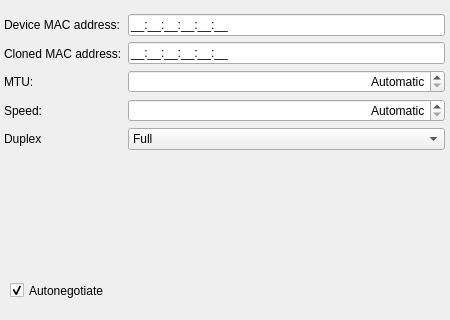
Above: connection-editor/ui/wiredconnectionwidget.ui from KDE/networkmanagement before the change. Below: the same form after it.
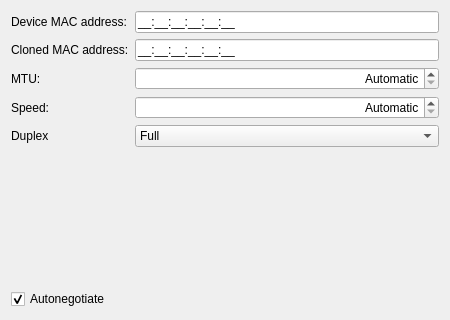
That is the form after the change. Custom widgets are drawn as their Qt base class.

```diff
--- a/connection-editor/ui/wiredconnectionwidget.ui
+++ b/connection-editor/ui/wiredconnectionwidget.ui
@@ -13,87 +13,42 @@
   <property name="windowTitle">
    <string/>
   </property>
-  <widget class="QCheckBox" name="autonegotiate">
-   <property name="geometry">
-    <rect>
-     <x>10</x>
-     <y>280</y>
-     <width>141</width>
-     <height>21</height>
-    </rect>
-   </property>
-   <property name="text">
-    <string>Autonegotiate</string>
-   </property>
-   <property name="checked">
-    <bool>true</bool>
-   </property>
-   <property name="tristate">
-    <bool>false</bool>
-   </property>
-  </widget>
-  <widget class="QWidget" name="layoutWidget">
-   <property name="geometry">
-    <rect>
-     <x>4</x>
-     <y>14</y>
-     <width>441</width>
-     <height>260</height>
-    </rect>
-   </property>
-   <layout class="QVBoxLayout" name="verticalLayout_3">
-    <item>
-     <layout class="QHBoxLayout" name="horizontalLayout">
-      <item>
-       <layout class="QVBoxLayout" name="verticalLayout_2">
-        <item>
+  <layout class="QFormLayout" name="formLayout">
+   <item row="0" column="0">
          <widget class="QLabel" name="label">
           <property name="text">
            <string>Device MAC address:</string>
           </property>
          </widget>
         </item>
-        <item>
+   <item row="0" column="1">
+    <widget class="QLineEdit" name="macAddress">
+     <property name="sizePolicy">
+      <sizepolicy hsizetype="MinimumExpanding" vsizetype="Fixed">
+       <horstretch>0</horstretch>
+       <verstretch>0</verstretch>
+      </sizepolicy>
+     </property>
+     <property name="inputMask">
+      <string notr="true">HH:HH:HH:HH:HH:HH;_</string>
+     </property>
+    </widget>
+   </item>
+   <item row="1" column="0">
          <widget class="QLabel" name="label_2">
           <property name="text">
            <string>Cloned MAC address:</string>
           </property>
          </widget>
         </item>
-        <item>
-         <widget class="QLabel" name="label_3">
-          <property name="text">
-           <string>MTU:</string>
-          </property>
-         </widget>
-        </item>
-        <item>
-         <widget class="QLabel" name="speedLabel">
-          <property name="text">
-           <string>Speed:</string>
-          </property>
-         </widget>
-        </item>
-        <item>
-         <widget class="QLabel" name="duplexLabel">
-          <property name="text">
-           <string>Duplex</string>
-          </property>
-         </widget>
-        </item>
-       </layout>
-      </item>
-      <item>
-       <layout class="QVBoxLayout" name="verticalLayout">
-        <item>
-         <widget class="QLineEdit" name="macAddress">
-          <property name="inputMask">
-           <string notr="true">HH:HH:HH:HH:HH:HH;_</string>
-          </property>
-         </widget>
-        </item>
-        <item>
+   <item row="1" column="1">
          <widget class="QLineEdit" name="clonedMacAddress">
+     <property name="sizePolicy">
+      <sizepolicy hsizetype="MinimumExpanding" vsizetype="Fixed">
+       <horstretch>0</horstretch>
+       <verstretch>0</verstretch>
+      </sizepolicy>
+     </property>
           <property name="inputMask">
            <string notr="true">HH:HH:HH:HH:HH:HH;_</string>
           </property>
@@ -102,8 +57,21 @@
           </property>
          </widget>
         </item>
-        <item>
+   <item row="2" column="0">
+    <widget class="QLabel" name="label_3">
+     <property name="text">
+      <string>MTU:</string>
+     </property>
+    </widget>
+   </item>
+   <item row="2" column="1">
          <widget class="KIntSpinBox" name="mtu">
+     <property name="sizePolicy">
+      <sizepolicy hsizetype="MinimumExpanding" vsizetype="Fixed">
+       <horstretch>0</horstretch>
+       <verstretch>0</verstretch>
+      </sizepolicy>
+     </property>
           <property name="alignment">
            <set>Qt::AlignRight|Qt::AlignTrailing|Qt::AlignVCenter</set>
           </property>
@@ -115,8 +83,21 @@
           </property>
          </widget>
         </item>
-        <item>
+   <item row="3" column="0">
+    <widget class="QLabel" name="speedLabel">
+     <property name="text">
+      <string>Speed:</string>
+     </property>
+    </widget>
+   </item>
+   <item row="3" column="1">
          <widget class="KIntSpinBox" name="speed">
+     <property name="sizePolicy">
+      <sizepolicy hsizetype="MinimumExpanding" vsizetype="Fixed">
+       <horstretch>0</horstretch>
+       <verstretch>0</verstretch>
+      </sizepolicy>
+     </property>
           <property name="alignment">
            <set>Qt::AlignRight|Qt::AlignTrailing|Qt::AlignVCenter</set>
           </property>
@@ -128,8 +109,21 @@
           </property>
          </widget>
         </item>
-        <item>
+   <item row="4" column="0">
+    <widget class="QLabel" name="duplexLabel">
+     <property name="text">
+      <string>Duplex</string>
+     </property>
+    </widget>
+   </item>
+   <item row="4" column="1">
          <widget class="QComboBox" name="duplex">
+     <property name="sizePolicy">
+      <sizepolicy hsizetype="MinimumExpanding" vsizetype="Fixed">
+       <horstretch>0</horstretch>
+       <verstretch>0</verstretch>
+      </sizepolicy>
+     </property>
           <item>
            <property name="text">
             <string>Full</string>
@@ -142,11 +136,26 @@
           </item>
          </widget>
         </item>
-       </layout>
-      </item>
-     </layout>
-    </item>
-    <item>
+   <item row="7" column="0" colspan="2">
+    <widget class="QCheckBox" name="autonegotiate">
+     <property name="sizePolicy">
+      <sizepolicy hsizetype="MinimumExpanding" vsizetype="Fixed">
+       <horstretch>0</horstretch>
+       <verstretch>0</verstretch>
+      </sizepolicy>
+     </property>
+     <property name="text">
+      <string>Autonegotiate</string>
+     </property>
+     <property name="checked">
+      <bool>true</bool>
+     </property>
+     <property name="tristate">
+      <bool>false</bool>
+     </property>
+    </widget>
+   </item>
+   <item row="6" column="0">
      <spacer name="verticalSpacer">
       <property name="orientation">
        <enum>Qt::Vertical</enum>
@@ -160,7 +169,6 @@
      </spacer>
     </item>
    </layout>
-  </widget>
  </widget>
  <customwidgets>
   <customwidget>
```
Lines whose indentation alone changed are shown as unchanged.
